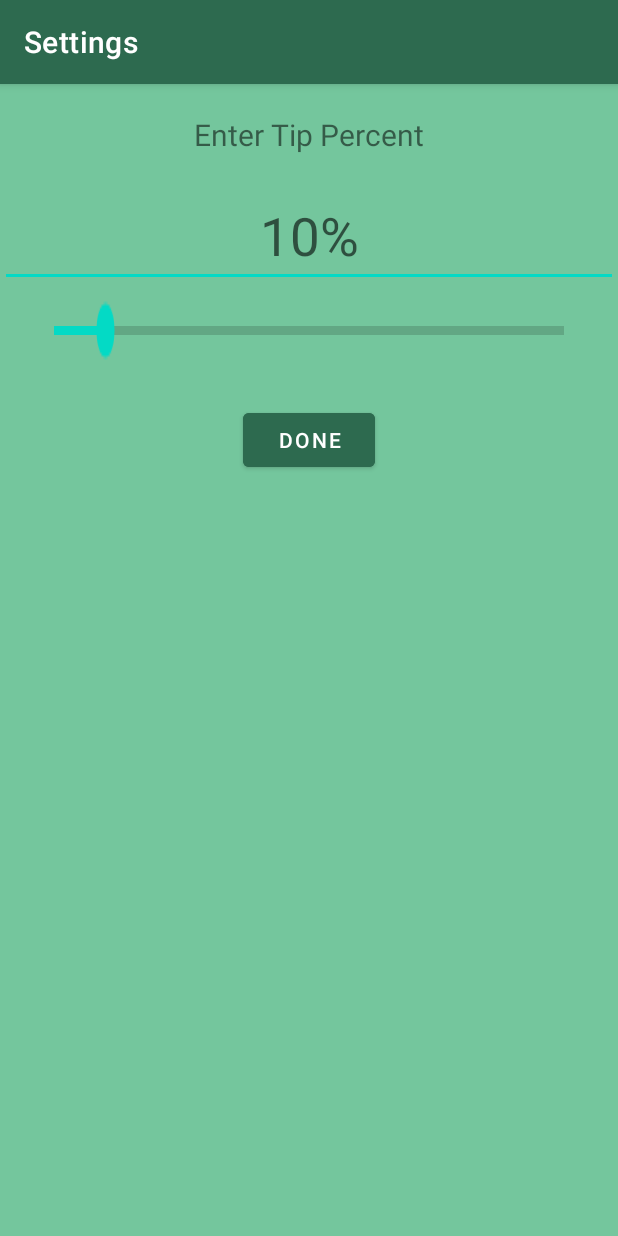
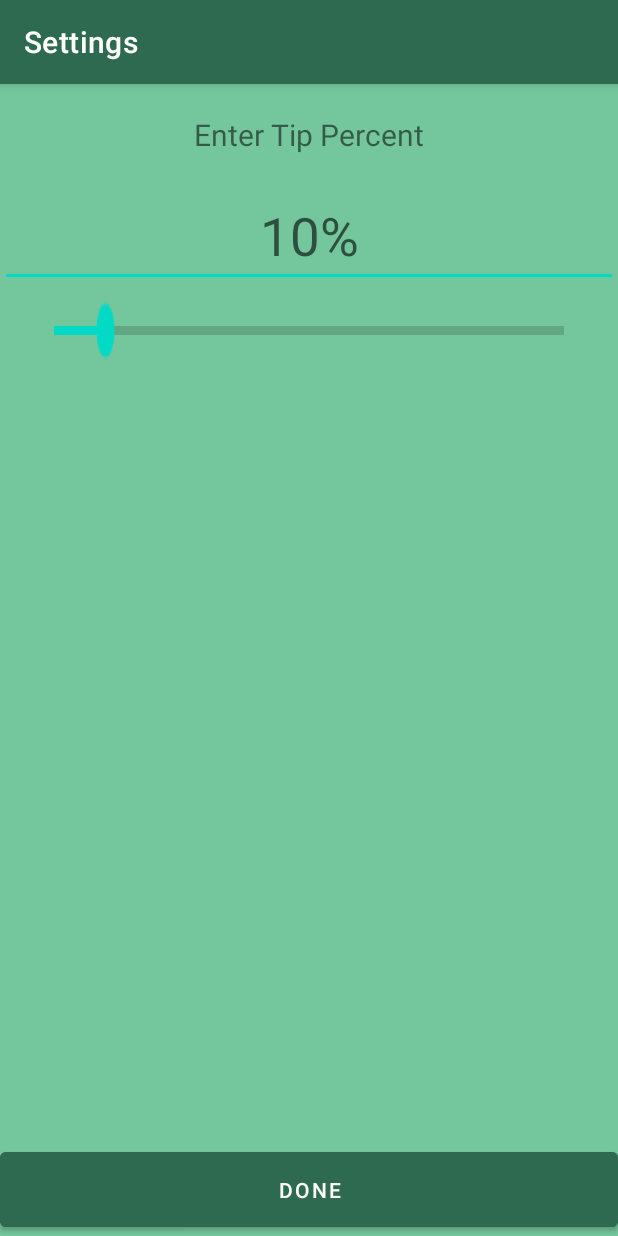
Before and after one commit to Harsh-Dhadwal/TipCalculatorV2, an Android app: the SettingsActivity screen opened directly, with no data from a screen before it, on a phone screen of 412 x 824 dp. Run offline under Robolectric (Android 15) with nearby library versions, the phone set to English and light mode, and no system bars.

Commit message:
change Settings layout to move button to bottom

```diff
--- a/app/src/main/res/layout/activity_settings.xml
+++ b/app/src/main/res/layout/activity_settings.xml
@@ -1,59 +1,75 @@
 <?xml version="1.0" encoding="utf-8"?>
-<androidx.appcompat.widget.LinearLayoutCompat xmlns:android="http://schemas.android.com/apk/res/android"
+<androidx.constraintlayout.widget.ConstraintLayout xmlns:android="http://schemas.android.com/apk/res/android"
+    xmlns:app="http://schemas.android.com/apk/res-auto"
     xmlns:tools="http://schemas.android.com/tools"
+    android:id="@+id/linearLayoutCompat"
     android:layout_width="match_parent"
     android:layout_height="match_parent"
-    xmlns:app="http://schemas.android.com/apk/res-auto"
-    android:orientation="vertical"
     android:background="#74C69D"
     tools:context=".SettingsActivity">
 
     <androidx.appcompat.widget.Toolbar
         android:id="@+id/my_toolbar"
-        android:layout_width="match_parent"
-        android:layout_height="?attr/actionBarSize"
+        android:layout_width="0dp"
+        android:layout_height="wrap_content"
         android:background="#2D6A4F"
         android:elevation="4dp"
         android:theme="@style/ThemeOverlay.AppCompat.ActionBar"
+        app:layout_constraintEnd_toEndOf="parent"
+        app:layout_constraintStart_toStartOf="parent"
+        app:layout_constraintTop_toTopOf="parent"
         app:popupTheme="@style/ThemeOverlay.AppCompat.Light"
         app:title="Settings"
-        app:titleTextColor="@color/white"/>
+        app:titleTextColor="@color/white" />
 
     <TextView
-        android:layout_margin="20dp"
+        android:id="@+id/textView"
         android:layout_width="wrap_content"
         android:layout_height="wrap_content"
+        android:layout_marginTop="20dp"
         android:text="@string/enter_tip_percent"
-        android:layout_gravity="center"
-        android:textSize="20sp" />
+        android:textSize="20sp"
+        app:layout_constraintEnd_toEndOf="parent"
+        app:layout_constraintStart_toStartOf="parent"
+        app:layout_constraintTop_toBottomOf="@+id/my_toolbar" />
 
     <EditText
         android:id="@+id/tipPercent"
-        android:layout_width="match_parent"
+        android:layout_width="0dp"
         android:layout_height="wrap_content"
+        android:layout_marginTop="20dp"
+        android:inputType="number"
+        android:text=""
         android:textAlignment="center"
-        android:text=""
         android:textSize="35sp"
-        tools:ignore="Autofill, LabelFor"
-        android:inputType="number" />
+        app:layout_constraintEnd_toEndOf="parent"
+        app:layout_constraintStart_toStartOf="parent"
+        app:layout_constraintTop_toBottomOf="@+id/textView"
+        tools:ignore="Autofill, LabelFor" />
 
     <SeekBar
         android:id="@+id/speedSeekBar"
-        android:layout_width="fill_parent"
+        android:layout_width="0dp"
         android:layout_height="wrap_content"
-        android:layout_margin="20dp"
+        android:layout_marginStart="20dp"
+        android:layout_marginLeft="20dp"
+        android:layout_marginTop="20dp"
+        android:layout_marginEnd="20dp"
+        android:layout_marginRight="20dp"
+        android:max="100"
         android:scaleY="3"
-        android:max="100"
-        />
+        app:layout_constraintEnd_toEndOf="parent"
+        app:layout_constraintStart_toStartOf="parent"
+        app:layout_constraintTop_toBottomOf="@+id/tipPercent" />
 
     <Button
         android:id="@+id/done"
-        android:layout_width="wrap_content"
+        android:padding="15dp"
+        android:layout_width="match_parent"
         android:layout_height="wrap_content"
-        android:layout_gravity="center"
-        android:layout_margin="20dp"
         android:backgroundTint="#2D6A4F"
-        android:text="@string/done" />
+        android:text="@string/done"
+        app:layout_constraintBottom_toBottomOf="parent" />
 
 
-</androidx.appcompat.widget.LinearLayoutCompat>
+</androidx.constraintlayout.widget.ConstraintLayout>
```
